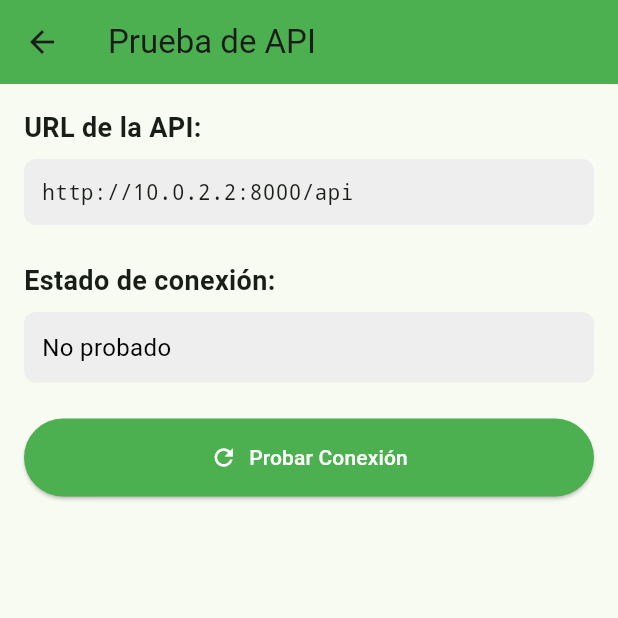
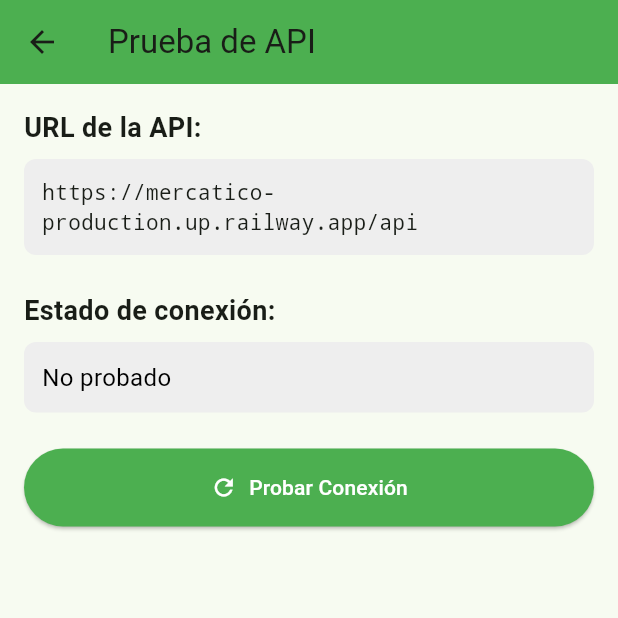
Before and after one commit to fonckchain/mercatico, a Flutter app: the ApiTestScreen screen opened by its route, on a phone screen of 412 x 824 dp, the top half of it. Run offline on Flutter 3.47's test engine with Material 3 defaults, Android fonts, the phone set to English and light mode, and no system bars; our stand-ins replace dio, shared_preferences; accounts and stored records are empty.

Commit message:
feat: Configurar frontend para usar backend de Railway
- Agregar URL de producción: mercatico-production.up.railway.app
- Agregar flag useLocalBackend para cambiar entre dev y producción
- Actualizar health check URL para producción
- Por defecto usa backend de Railway en producción

```diff
--- a/frontend/mercatico_app/lib/core/constants/api_constants.dart
+++ b/frontend/mercatico_app/lib/core/constants/api_constants.dart
@@ -3,25 +3,31 @@ import 'package:flutter/foundation.dart' show kIsWeb;
 
 /// Constantes de API para MercaTico
 class ApiConstants {
-  // Base URLs
-  static const String baseUrl = 'http://127.0.0.1:8000/api';
-  static const String baseUrlAndroidEmulator = 'http://10.0.2.2:8000/api';
+  // Production URL
+  static const String productionUrl = 'https://mercatico-production.up.railway.app/api';
+
+  // Development URLs (for local testing)
+  static const String devUrl = 'http://127.0.0.1:8000/api';
+  static const String devUrlAndroidEmulator = 'http://10.0.2.2:8000/api';
+
+  // Set to true to use local backend, false for production
+  static const bool useLocalBackend = false;
 
   // Determinar URL base según la plataforma
   static String get apiBaseUrl {
+    // If using local backend for development
+    if (useLocalBackend) {
       if (kIsWeb) {
-      // Web: usa localhost
-      return baseUrl;
+        return devUrl;
       } else if (Platform.isAndroid) {
-      // Android: usa 10.0.2.2 para emulador (accede al host)
-      return baseUrlAndroidEmulator;
-    } else if (Platform.isIOS) {
-      // iOS: localhost funciona en simulador
-      return baseUrl;
+        return devUrlAndroidEmulator;
       } else {
-      // Desktop (Linux, macOS, Windows): usa localhost
-      return baseUrl;
+        return devUrl;
       }
+    }
+
+    // Use production URL
+    return productionUrl;
   }
 
   // Auth endpoints
@@ -65,6 +71,7 @@ class ApiConstants {
 
   // Health check (not under /api)
   static String get healthUrl {
+    if (useLocalBackend) {
       if (kIsWeb) {
         return 'http://127.0.0.1:8000/health/';
       } else if (Platform.isAndroid) {
@@ -72,6 +79,8 @@ class ApiConstants {
       } else {
         return 'http://127.0.0.1:8000/health/';
       }
+    }
+    return 'https://mercatico-production.up.railway.app/health/';
   }
 
   // Headers
```
Lines whose indentation alone changed are shown as unchanged.
